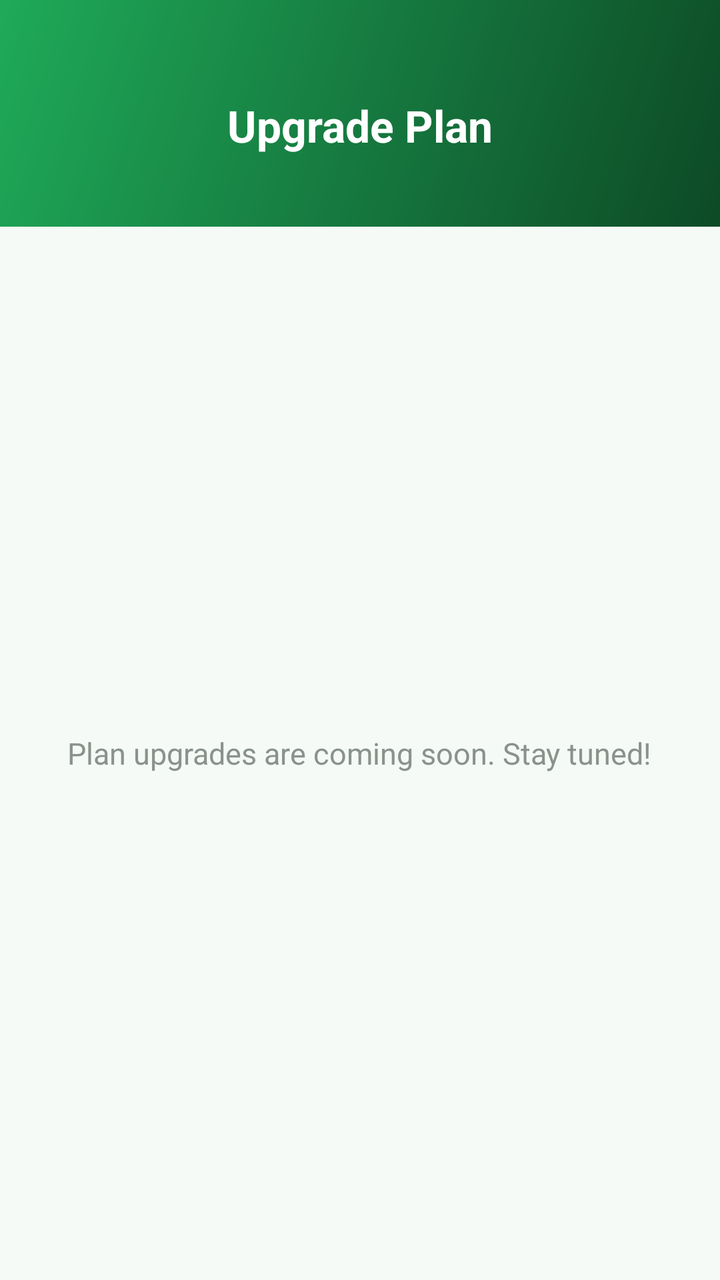
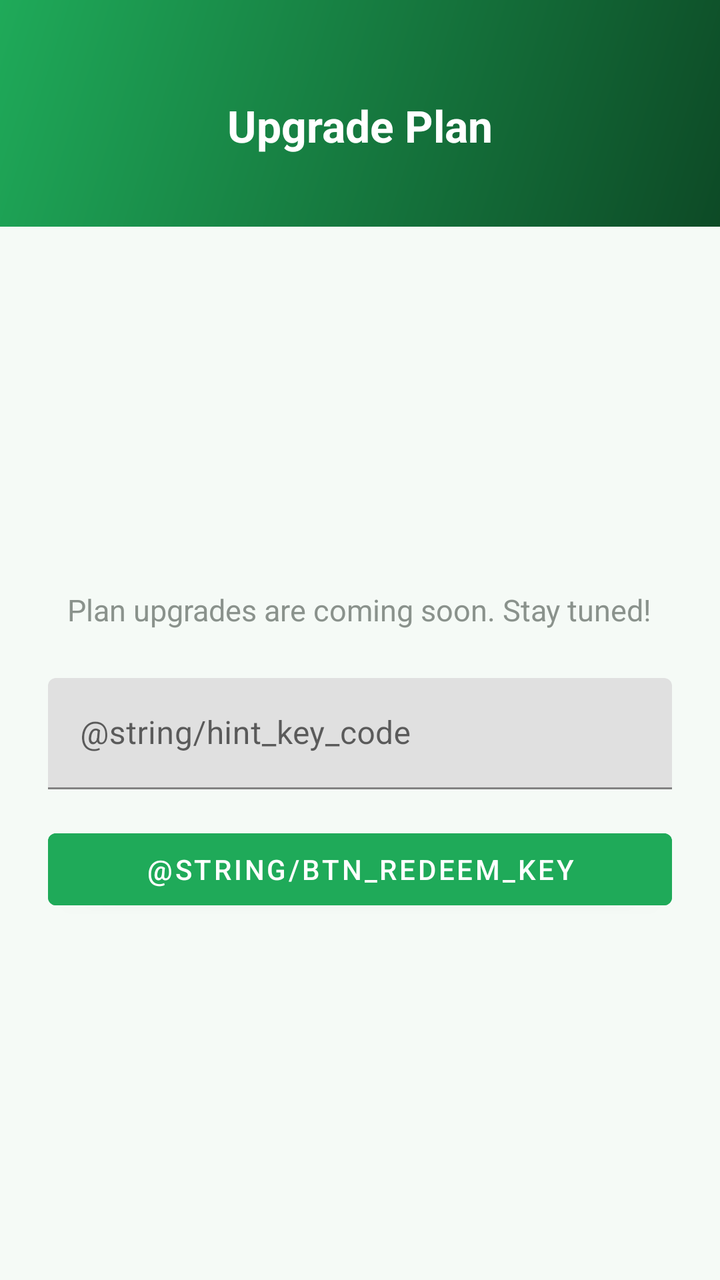

Compare the two renders of this Android layout. The source of the first and the diff that turns it into the second are given below.
<!-- AndroidManifest.xml: application theme Theme.VGKontact -->
<!-- res/layout/activity_upgrade_plan.xml -->
<?xml version="1.0" encoding="utf-8"?>
<LinearLayout xmlns:android="http://schemas.android.com/apk/res/android"
    android:layout_width="match_parent"
    android:layout_height="match_parent"
    android:orientation="vertical"
    android:background="@color/stats_card_fill">

    <LinearLayout
        android:layout_width="match_parent"
        android:layout_height="wrap_content"
        android:orientation="vertical"
        android:background="@drawable/header_gradient"
        android:paddingTop="48dp"
        android:paddingBottom="36dp"
        android:paddingStart="24dp"
        android:paddingEnd="24dp"
        android:gravity="center">

        <TextView
            android:layout_width="wrap_content"
            android:layout_height="wrap_content"
            android:text="@string/title_upgrade_plan"
            android:textSize="22sp"
            android:textStyle="bold"
            android:textColor="@color/white" />
    </LinearLayout>

    <LinearLayout
        android:layout_width="match_parent"
        android:layout_height="0dp"
        android:layout_weight="1"
        android:orientation="vertical"
        android:gravity="center"
        android:padding="24dp">

        <TextView
            android:layout_width="wrap_content"
            android:layout_height="wrap_content"
            android:text="@string/upgrade_plan_coming_soon"
            android:textSize="15sp"
            android:textColor="@color/text_muted"
            android:gravity="center" />

    </LinearLayout>

</LinearLayout>
<!-- resources referenced by this layout -->
<resources>
  <color name="stats_card_fill">#F5FAF6</color>
  <color name="text_muted">#8A928C</color>
  <color name="white">#FFFFFF</color>
  <!-- drawable header_gradient (drawable) -->
  <?xml version="1.0" encoding="utf-8"?>
  <shape xmlns:android="http://schemas.android.com/apk/res/android"
      android:shape="rectangle">
      <gradient
          android:angle="315"
          android:startColor="#1FAA59"
          android:endColor="#0D4A26" />
  </shape>
  <string name="title_upgrade_plan">Upgrade Plan</string>
  <string name="upgrade_plan_coming_soon">Plan upgrades are coming soon. Stay tuned!</string>
  <style name="Theme.VGKontact" parent="Theme.MaterialComponents.DayNight.NoActionBar">
          
          <item name="colorPrimary">#25D366</item>
          <item name="colorPrimaryVariant">#128C7E</item>
          <item name="colorOnPrimary">#FFFFFF</item>
  
          
          <item name="android:windowBackground">#FFFFFF</item>
          <item name="android:textColorPrimary">#000000</item>
          <item name="android:textColorSecondary">#555555</item>
  
          
          <item name="android:forceDarkAllowed">false</item>
      </style>
</resources>

<!-- the commit's change to res/layout/activity_upgrade_plan.xml (unified diff, before → after) -->
@@ -39,7 +39,38 @@
             android:text="@string/upgrade_plan_coming_soon"
             android:textSize="15sp"
             android:textColor="@color/text_muted"
-            android:gravity="center" />
+            android:gravity="center"
+            android:layout_marginBottom="24dp" />
+
+        <com.google.android.material.textfield.TextInputLayout
+            android:layout_width="match_parent"
+            android:layout_height="wrap_content"
+            android:layout_marginBottom="16dp">
+
+            <com.google.android.material.textfield.TextInputEditText
+                android:id="@+id/keyCodeInput"
+                android:layout_width="match_parent"
+                android:layout_height="wrap_content"
+                android:hint="@string/hint_key_code"
+                android:inputType="textCapCharacters"
+                android:maxLines="1" />
+
+        </com.google.android.material.textfield.TextInputLayout>
+
+        <Button
+            android:id="@+id/redeemKeyButton"
+            android:layout_width="match_parent"
+            android:layout_height="wrap_content"
+            android:text="@string/btn_redeem_key"
+            android:backgroundTint="@color/vg_green"
+            android:textColor="@color/white" />
+
+        <ProgressBar
+            android:id="@+id/redeemProgressBar"
+            android:layout_width="wrap_content"
+            android:layout_height="wrap_content"
+            android:layout_marginTop="16dp"
+            android:visibility="gone" />
 
     </LinearLayout>
 
<!-- resource entries referenced after the edit -->
@@ -2,6 +2,7 @@
 <resources>
   <color name="stats_card_fill">#F5FAF6</color>
   <color name="text_muted">#8A928C</color>
+  <color name="vg_green">#1FAA59</color>
   <color name="white">#FFFFFF</color>
   <!-- drawable header_gradient (drawable) -->
   <?xml version="1.0" encoding="utf-8"?>
